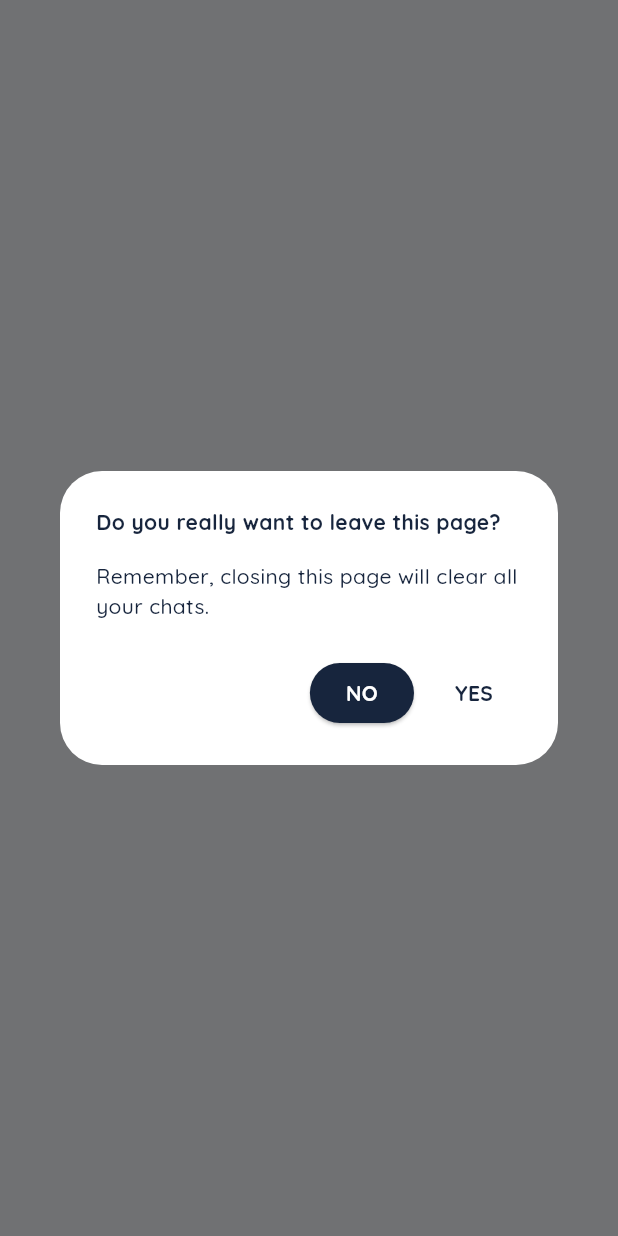
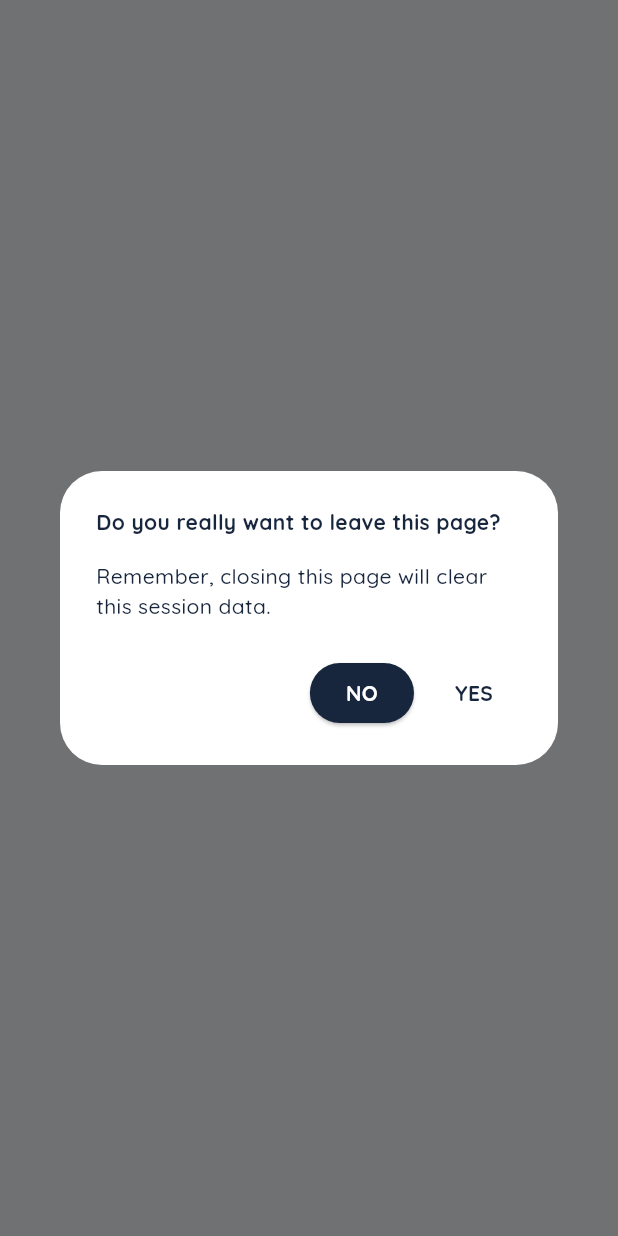
Before and after one commit to DeleMike/just_bored, a Flutter app: what closeDialog() shows on an empty page, opened directly, on a phone screen of 412 x 824 dp. Run offline on Flutter 3.47's test engine with Material 2 defaults, Android fonts, the phone set to English and light mode, and no system bars; our stand-ins replace bubble, curved_labeled_navigation_bar, dio, firebase_auth, firebase_core, firebase_database and 8 more; missing offline and left inert: dart_openai; accounts and stored records are empty; generated files the repository leaves out were written again.

Commit message:
adjsut widgets

```diff
--- a/lib/core/dashboard/ai/screens/ama/providers/ama_controller.dart
+++ b/lib/core/dashboard/ai/screens/ama/providers/ama_controller.dart
@@ -17,9 +17,12 @@ class AmaController with ChangeNotifier {
   // user chats
   List<Ama> _chats = [];
 
+  /// user chats
   List<Ama> get chats => _chats;
 
   bool _isLoading = false;
+
+  /// show if the model is processing data
   bool get isLoading => _isLoading;
 
   /// this will send the message to the ChatGPT model and get a response for the user
--- a/lib/widgets/close_dialog.dart
+++ b/lib/widgets/close_dialog.dart
@@ -14,7 +14,7 @@ Future<bool> closeDialog(BuildContext context) async {
             style: Theme.of(context).textTheme.bodyMedium!.copyWith(fontWeight: FontWeight.bold),
           ),
           content: Text(
-            'Remember, closing this page will clear all your chats.',
+            'Remember, closing this page will clear this session data.',
             style: Theme.of(context).textTheme.bodyMedium!.copyWith(fontWeight: FontWeight.w500),
           ),
           actions: [
```
